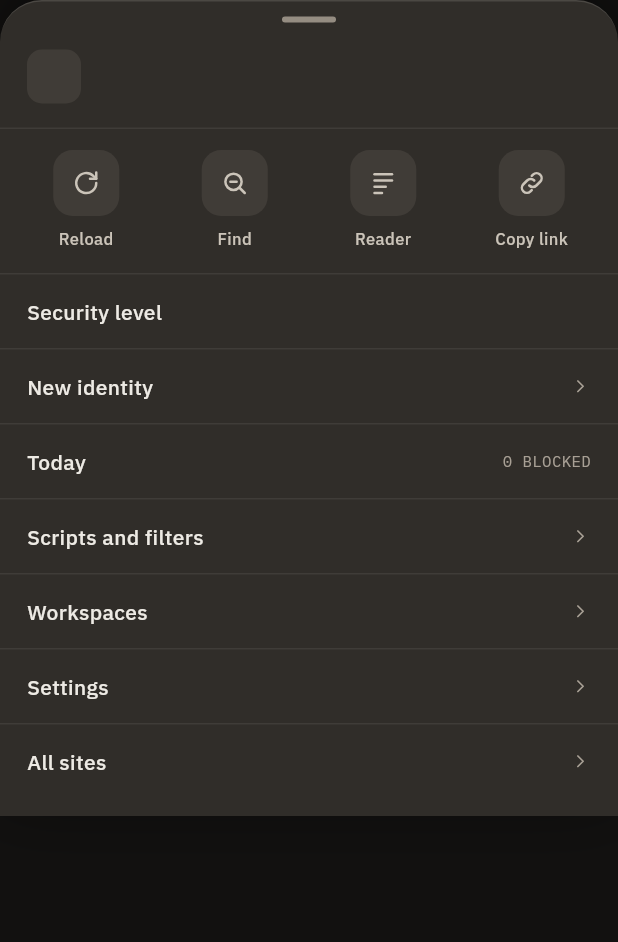
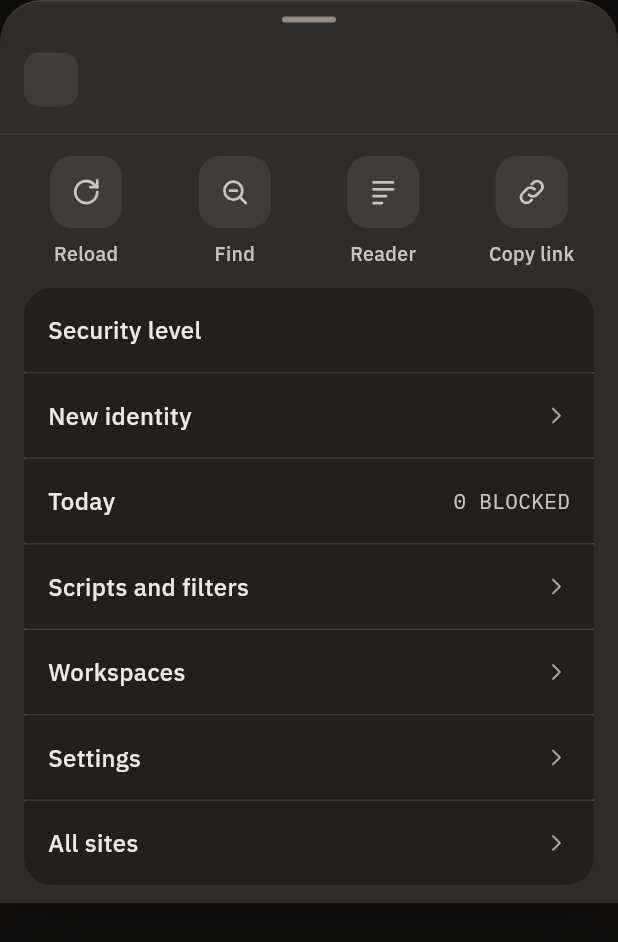
Before and after one commit to narkytypey/flutter-app, a Flutter app: the BrowserMenuSheet widget shown alone on an empty page, opened directly with empty values, on a phone screen of 412 x 824 dp. Shown: the top 942 px of the screen. Run offline on Flutter 3.47's test engine with Material 3 defaults, Android fonts, the phone set to English and light mode, and no system bars; our stand-ins replace flutter_riverpod, sqflite_sqlcipher; accounts and stored records are empty; project files that could hold a hidden picture were left out.

Commit message:
feat(restyle-v2): tabs sheet, menu, opening (Plan 21 Task 5)
Co-Authored-By: Claude Opus 5.5 <noreply@anthropic.com>
Claude-Session: https://claude.ai/code/session_01QyqEG8RQbm9YYwPZyH8KTn

```diff
--- a/lib/ui/features/container/views/browser_menu_sheet.dart
+++ b/lib/ui/features/container/views/browser_menu_sheet.dart
@@ -1,5 +1,6 @@
 import 'package:flutter/material.dart';
 
+import '../../../core/host_text.dart';
 import '../../../core/icons.dart';
 import '../../../core/tokens.dart';
 import '../../../core/typography.dart';
@@ -70,9 +71,9 @@ class BrowserMenuSheet extends StatelessWidget {
       padding: const EdgeInsets.fromLTRB(0, 10, 0, 12),
       children: [
         Container(
-          padding: const EdgeInsets.fromLTRB(18, 0, 18, 14),
+          padding: const EdgeInsets.fromLTRB(16, 0, 16, 14),
           decoration: const BoxDecoration(
-            border: Border(bottom: BorderSide(color: C.line06)),
+            border: Border(bottom: BorderSide(color: C.lineSoft)),
           ),
           child: Row(
             children: [
@@ -85,12 +86,10 @@ class BrowserMenuSheet extends StatelessWidget {
                     Text(name,
                         maxLines: 1,
                         overflow: TextOverflow.ellipsis,
-                        style: ui(size: 15, weight: 600)),
-                    const SizedBox(height: 3),
-                    Text(subtitle,
-                        maxLines: 1,
-                        overflow: TextOverflow.ellipsis,
-                        style: mono(size: 10.5, color: C.textFaint)),
+                        style: T.appBarTitle),
+                    const SizedBox(height: 2),
+                    // Restyle v2 §1.6: the host is never cut short.
+                    Text.rich(hostSpan(subtitle), style: T.metaValue),
                   ],
                 ),
               ),
@@ -99,9 +98,6 @@ class BrowserMenuSheet extends StatelessWidget {
         ),
         Container(
           padding: const EdgeInsets.symmetric(horizontal: 8, vertical: 14),
-          decoration: const BoxDecoration(
-            border: Border(bottom: BorderSide(color: C.line06)),
-          ),
           child: Row(
             children: [
               Expanded(child: _Tile(glyph: AppGlyph.reload, label: 'Reload', onTap: onReload)),
@@ -111,17 +107,32 @@ class BrowserMenuSheet extends StatelessWidget {
             ],
           ),
         ),
-        _MenuRow(label: 'Security level', meta: securityLevelMeta, onTap: onSecurityLevel),
-        _MenuRow(label: 'New identity', onTap: onNewIdentity),
-        _MenuRow(label: 'Today', meta: '$blockedToday BLOCKED', onTap: onToday),
-        _MenuRow(label: 'Scripts and filters', onTap: onScripts),
-        _MenuRow(label: 'Workspaces', onTap: onWorkspaces),
-        _MenuRow(label: 'Settings', onTap: onSettings),
-        _MenuRow(label: 'All sites', onTap: onAllSites, divider: false),
+        Padding(
+          padding: const EdgeInsets.symmetric(horizontal: 16),
+          child: SheetGroup(children: [
+            _menuRow('Security level', onSecurityLevel, meta: securityLevelMeta),
+            _menuRow('New identity', onNewIdentity),
+            _menuRow('Today', onToday, meta: '$blockedToday BLOCKED'),
+            _menuRow('Scripts and filters', onScripts),
+            _menuRow('Workspaces', onWorkspaces),
+            _menuRow('Settings', onSettings),
+            _menuRow('All sites', onAllSites),
+          ]),
+        ),
       ],
     );
   }
 }
+
+/// A ☰ row (restyle v2 §4): a [SheetRow] ending in its mono meta — `Today`'s
+/// blocked count, or the security level — or else a chevron.
+Widget _menuRow(String label, VoidCallback onTap, {String? meta}) => SheetRow(
+      label: label,
+      onTap: onTap,
+      trailing: meta != null
+          ? Padding(padding: const EdgeInsets.only(left: 12), child: Text(meta, style: T.value))
+          : const AppIcon(AppGlyph.forward, size: 18, color: C.chevron),
+    );
 
 class _Tile extends StatelessWidget {
   const _Tile({required this.glyph, required this.label, required this.onTap});
@@ -139,57 +150,19 @@ class _Tile extends StatelessWidget {
         mainAxisSize: MainAxisSize.min,
         children: [
           Container(
-            width: 44,
-            height: 44,
+            width: 48,
+            height: 48,
             alignment: Alignment.center,
             decoration: BoxDecoration(
               color: C.button,
-              borderRadius: BorderRadius.circular(13),
+              borderRadius: BorderRadius.circular(R.input),
             ),
-            child: AppIcon(glyph),
+            child: AppIcon(glyph, size: 22),
           ),
-          const SizedBox(height: 7),
-          Text(label,
-              textAlign: TextAlign.center,
-              style: ui(size: 11, color: C.textTertiary)),
+          const SizedBox(height: 8),
+          Text(label, textAlign: TextAlign.center, style: T.meta.copyWith(color: C.textMuted)),
         ],
       ),
     );
   }
 }
-
-class _MenuRow extends StatelessWidget {
-  const _MenuRow({required this.label, required this.onTap, this.meta, this.divider = true});
-
-  final String label;
-  final VoidCallback onTap;
-
-  /// Mono text in place of the chevron: `Today`'s blocked count, or the
-  /// security level.
-  final String? meta;
-  final bool divider;
-
-  @override
-  Widget build(BuildContext context) {
-    final meta = this.meta;
-    return GestureDetector(
-      behavior: HitTestBehavior.opaque,
-      onTap: onTap,
-      child: Container(
-        padding: const EdgeInsets.symmetric(horizontal: 18, vertical: 14),
-        decoration: divider
-            ? const BoxDecoration(border: Border(bottom: BorderSide(color: C.line05)))
-            : null,
-        child: Row(
-          children: [
-            Expanded(child: Text(label, style: ui(size: 14, color: C.textPrimary))),
-            if (meta != null)
-              Text(meta, style: mono(size: 10.5, color: C.textFaint))
-            else
-              const AppIcon(AppGlyph.forward, size: 14, color: C.textFaint),
-          ],
-        ),
-      ),
-    );
-  }
-}
--- a/lib/ui/features/container/views/new_identity_sheet.dart
+++ b/lib/ui/features/container/views/new_identity_sheet.dart
@@ -20,7 +20,7 @@ class NewIdentitySheet extends StatelessWidget {
   Widget build(BuildContext context) {
     return BottomSheetSurface(
       children: [
-        Text('New identity for this site?', style: ui(size: 17, weight: 600, letterSpacing: -0.17)),
+        Text('New identity for this site?', style: T.sheetTitle),
         const SizedBox(height: 8),
         Text(
           'Its logins, storage and downloads are destroyed, and it starts over at its first page.',
@@ -31,7 +31,7 @@ class NewIdentitySheet extends StatelessWidget {
           SheetRow(label: 'New identity', labelColor: C.danger, onTap: onNewIdentity),
         ]),
         const SizedBox(height: 10),
-        PillButton(label: 'Cancel', height: 50, onTap: onCancel),
+        PillButton(label: 'Cancel', onTap: onCancel),
       ],
     );
   }
```
Also changed, not shown: lib/ui/features/container/views/opening_screen.dart (+35 -34 lines), lib/ui/features/container/views/switcher_sheet.dart (+52 -85 lines), 3 other files.
